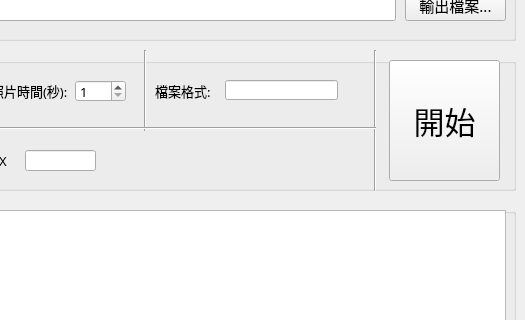
cytsai1008-001/Qt-Image-to-Video, file Main_Window.ui: the form before one commit; both pictures show x 165 to 690 and y 90 to 410 of the 690 by 600 pixel window.
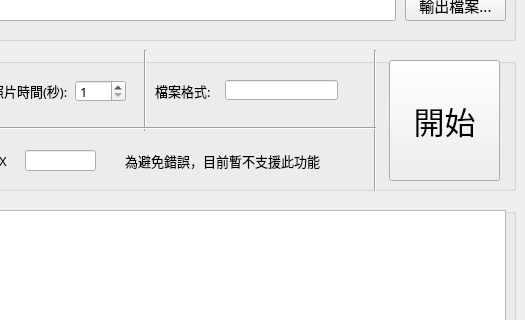
The form after the commit.

What changed in the file:
```diff
--- a/Main_Window.ui
+++ b/Main_Window.ui
@@ -249,6 +249,19 @@
      <string/>
     </property>
    </widget>
+   <widget class="QLabel" name="label_2">
+    <property name="geometry">
+     <rect>
+      <x>280</x>
+      <y>110</y>
+      <width>231</width>
+      <height>21</height>
+     </rect>
+    </property>
+    <property name="text">
+     <string>為避免錯誤，目前暫不支援此功能</string>
+    </property>
+   </widget>
    <zorder>line</zorder>
    <zorder>FPS_Text</zorder>
    <zorder>FPS</zorder>
```
Left out of the diff: 3 changed lines with no effect on the pictures. Lines whose indentation alone changed are shown as unchanged.
